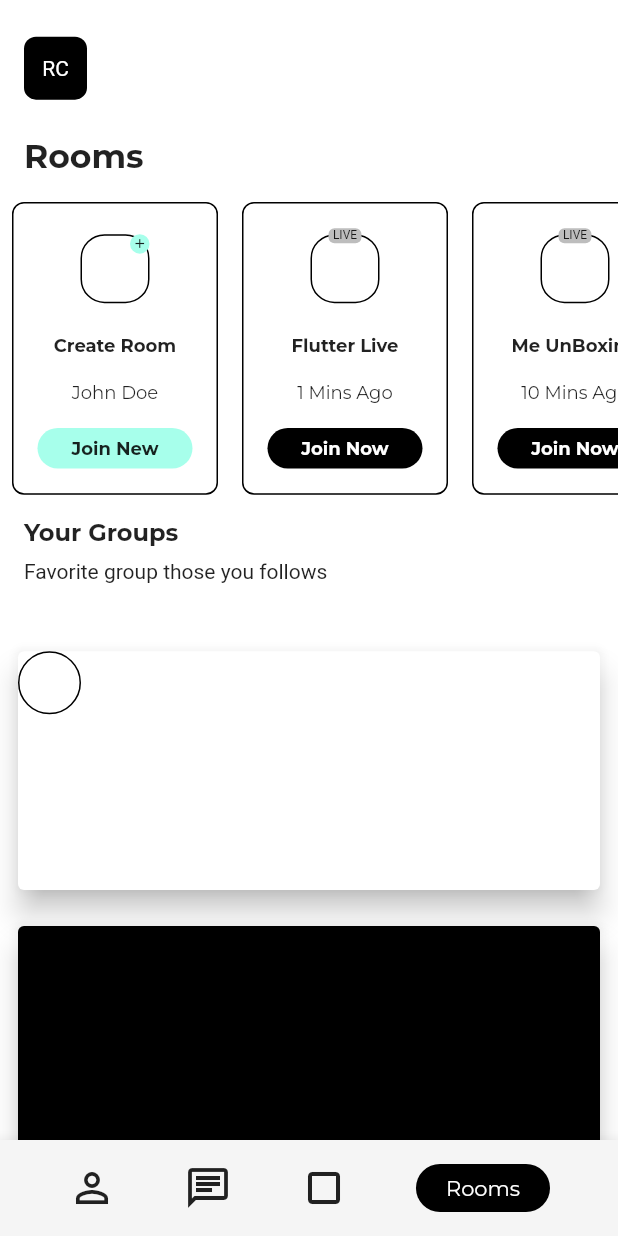
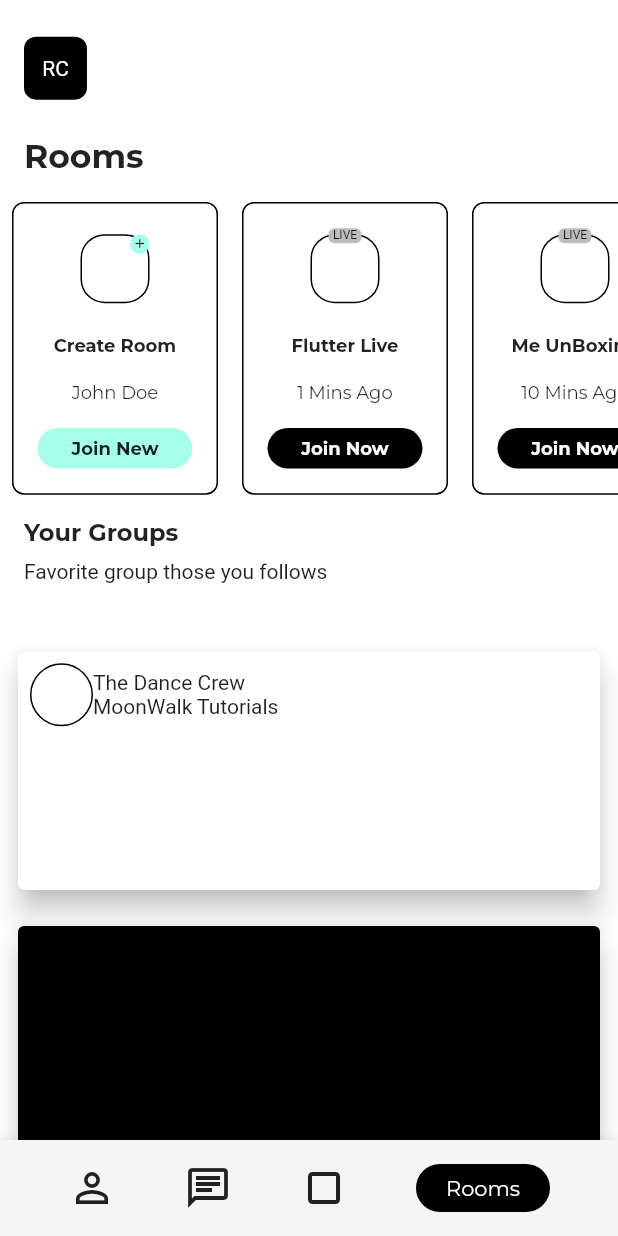
Before and after one commit to JAICHANGPARK/flutter_notebook_8th_story, a Flutter app: the RoomsPage screen opened by its route, on a phone screen of 412 x 824 dp. Run offline on Flutter 3.47's test engine with Material 2 defaults, Android fonts, the phone set to English and light mode, and no system bars; our stand-ins replace badges, flutter_hooks, google_fonts, hooks_riverpod, state_notifier.

Commit message:
Update rooms_page.dart

```diff
--- a/lib/ep588_social_app/rooms_page.dart
+++ b/lib/ep588_social_app/rooms_page.dart
@@ -316,7 +316,9 @@ class _RoomsPageState extends State<RoomsPage> {
                                   padding: const EdgeInsets.all(8.0),
                                   child: Card(
                                       elevation: 8,
-                                    child:Column(
+                                      child: Padding(
+                                        padding: const EdgeInsets.all(8.0),
+                                        child: Column(
                                           children: [
                                             Row(
                                               children: [
@@ -326,14 +328,21 @@ class _RoomsPageState extends State<RoomsPage> {
                                                   decoration: BoxDecoration(
                                                     border: Border.all(color: Colors.black),
                                                     shape: BoxShape.circle,
+                                                  ),
+                                                ),
+                                                Column(
+                                                  crossAxisAlignment: CrossAxisAlignment.start,
+                                                  children: [
+                                                    Text("The Dance Crew"),
+                                                    Text("MoonWalk Tutorials"),
+                                                  ],
+                                                ),
 
-                                              ),
-                                            )
                                               ],
                                             )
                                           ],
-                                    )
                                         ),
+                                      )),
                                 ),
                               ),
                               SizedBox(
```
Lines whose indentation alone changed are shown as unchanged.
